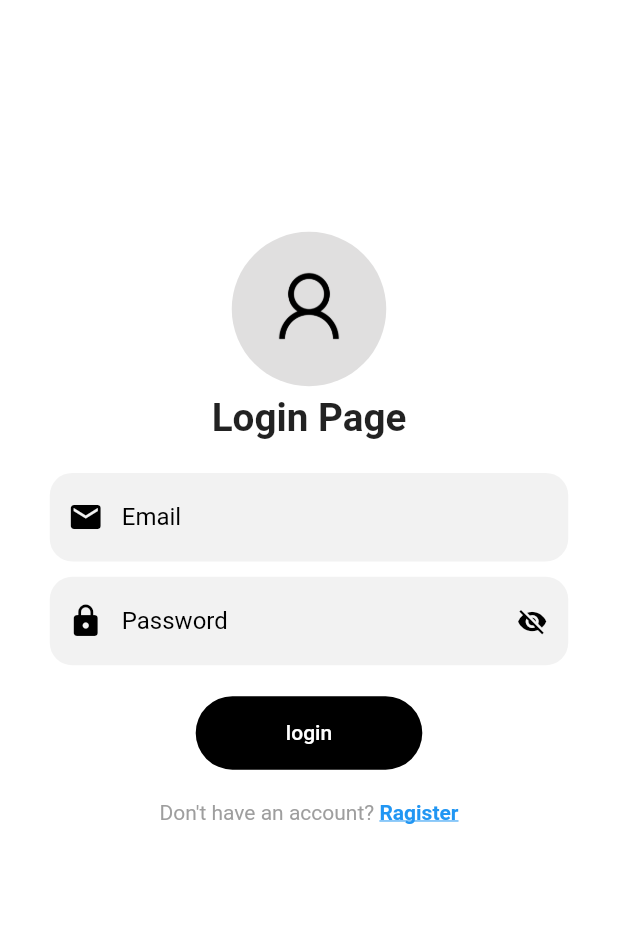
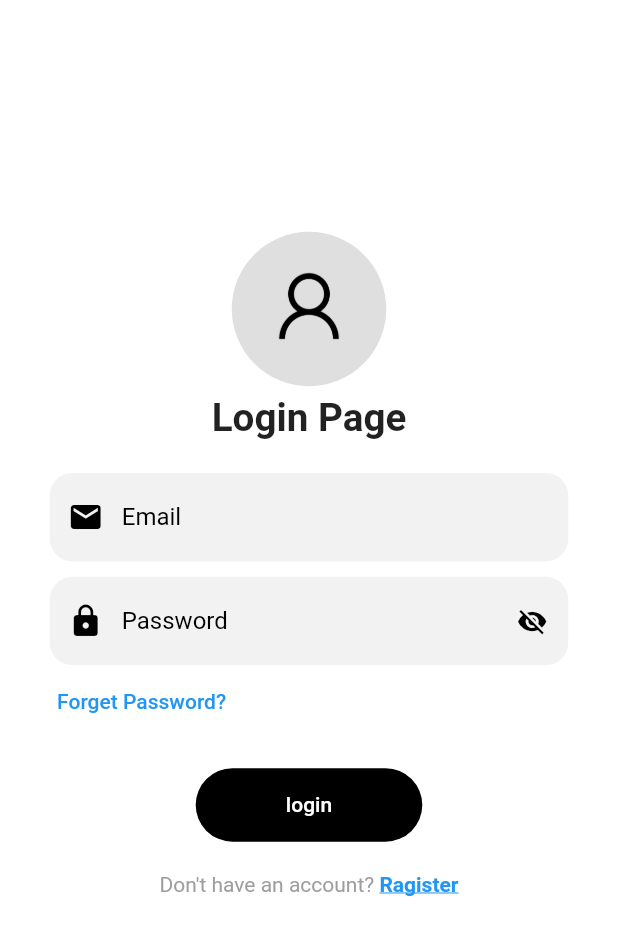
Before and after one commit to iamrutudhvaj/akarosmi-flutter, a Flutter app: the screen it shows after launch, on a phone screen of 412 x 824 dp. Shown: the top 935 px of the screen. Run offline on Flutter 3.47's test engine with Material 2 defaults, Android fonts, the phone set to English and light mode, and no system bars; our stand-ins replace flutter_screenutil, get.

Commit message:
ADD : RESET PASSWORD PAGE UI

```diff
--- a/lib/app/modules/login_page/views/login_page_view.dart
+++ b/lib/app/modules/login_page/views/login_page_view.dart
@@ -7,7 +7,7 @@ import 'package:get/get.dart';
 import '../../../core/theme/color.dart';
 import '../../../core/theme/style.dart';
 import '../../../widgets/custom_text_field.dart';
-import '../../../widgets/primaryButton.dart';
+import '../../../widgets/primary_button.dart';
 import '../../../routes/app_pages.dart';
 import '../controllers/login_page_controller.dart';
 
@@ -21,7 +21,7 @@ class LoginPageView extends GetView<LoginPageController> {
           padding: EdgeInsets.symmetric(horizontal: 20.w),
           child: SingleChildScrollView(
             child: Column(
-              crossAxisAlignment: CrossAxisAlignment.center,
+              mainAxisAlignment: MainAxisAlignment.start,
               children: [
                 SizedBox(
                   height: 150.h,
@@ -81,6 +81,15 @@ class LoginPageView extends GetView<LoginPageController> {
                     ),
                   ),
                 ),
+                Padding(
+                  padding: EdgeInsets.only(right: 195.w),
+                  child: TextButton(
+                    onPressed: () {
+                      Get.toNamed(Routes.RESET_PASSWORD);
+                    },
+                    child: const Text('Forget Password?'),
+                  ),
+                ),
                 SizedBox(
                   height: 20.h,
                 ),
--- a/lib/app/routes/app_pages.dart
+++ b/lib/app/routes/app_pages.dart
@@ -4,6 +4,8 @@ import '../modules/home_page/bindings/home_page_binding.dart';
 import '../modules/home_page/views/home_page_view.dart';
 import '../modules/login_page/bindings/login_page_binding.dart';
 import '../modules/login_page/views/login_page_view.dart';
+import '../modules/reset_password/bindings/reset_password_binding.dart';
+import '../modules/reset_password/views/reset_password_view.dart';
 
 // ignore_for_file: constant_identifier_names
 
@@ -25,5 +27,10 @@ class AppPages {
       page: () => const HomePageView(),
       binding: HomePageBinding(),
     ),
+    GetPage(
+      name: _Paths.RESET_PASSWORD,
+      page: () => const ResetPasswordView(),
+      binding: ResetPasswordBinding(),
+    ),
   ];
 }
--- a/lib/app/routes/app_routes.dart
+++ b/lib/app/routes/app_routes.dart
@@ -7,10 +7,12 @@ abstract class Routes {
   Routes._();
   static const LOGIN_PAGE = _Paths.LOGIN_PAGE;
   static const HOME_PAGE = _Paths.HOME_PAGE;
+  static const RESET_PASSWORD = _Paths.RESET_PASSWORD;
 }
 
 abstract class _Paths {
   _Paths._();
   static const LOGIN_PAGE = '/login-page';
   static const HOME_PAGE = '/home-page';
+  static const RESET_PASSWORD = '/reset-password';
 }
--- a/pubspec.yaml
+++ b/pubspec.yaml
@@ -22,5 +22,3 @@ flutter:
   assets:
     - assets/
     - assets/images/
-    - assets/fonts/
-    - assets/icons/
```
Also changed, not shown: lib/app/modules/reset_password/bindings/reset_password_binding.dart (added, +12 -0 lines), lib/app/modules/reset_password/controllers/reset_password_controller.dart (added, +16 -0 lines), lib/app/modules/reset_password/views/reset_password_view.dart (added, +118 -0 lines), lib/app/widgets/primary_button.dart (renamed from lib/app/widgets/primaryButton.dart).
